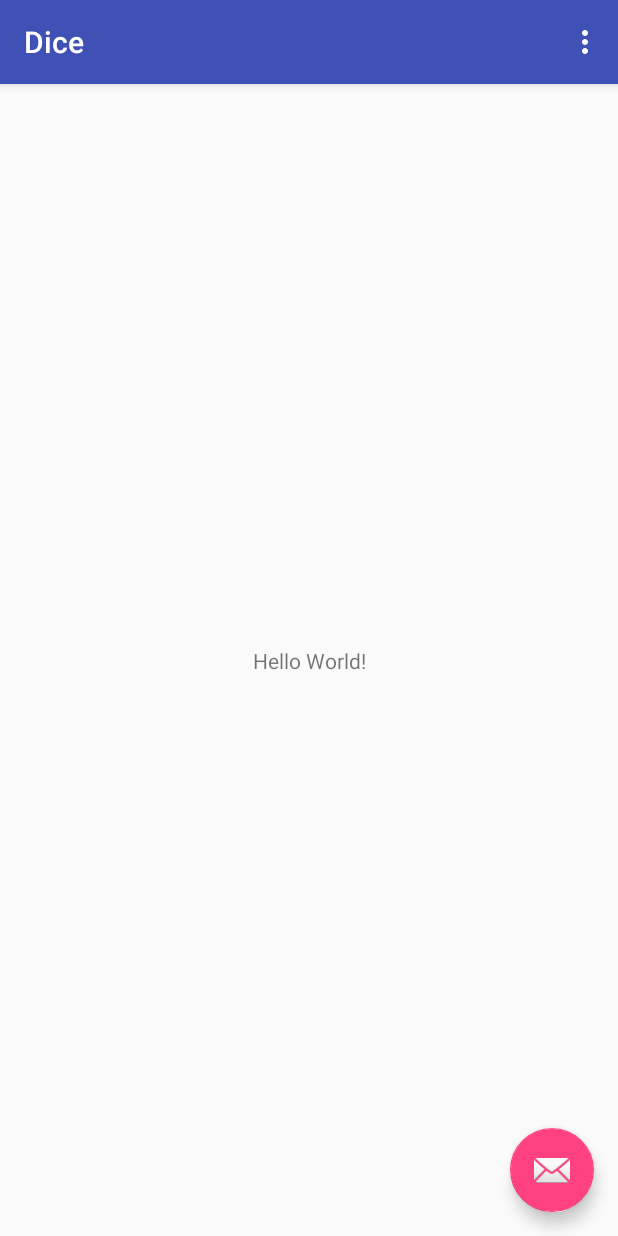
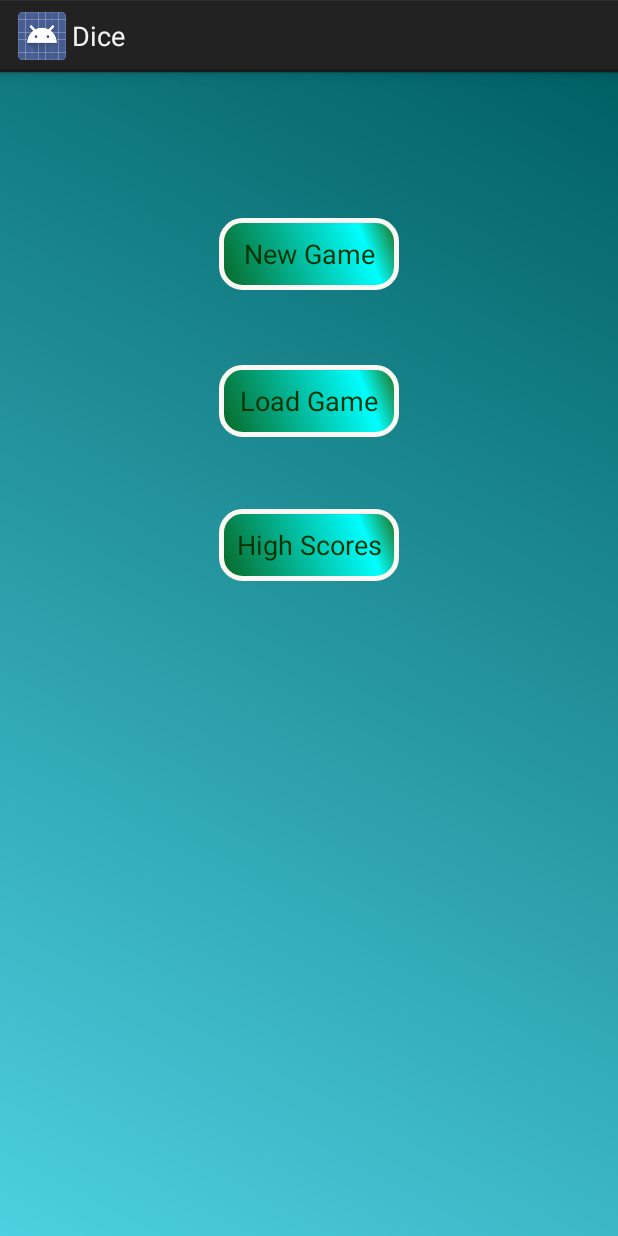
Before and after one commit to robertneville/Dice, an Android app: the screen it shows after launch (MainActivity), on a phone screen of 412 x 824 dp. Run offline under Robolectric (Android 15) with nearby library versions, the light colour scheme and no system bars.

Commit message:
set basaic look of layouts fcor game and home

```diff
--- a/app/build.gradle
+++ b/app/build.gradle
@@ -27,5 +27,6 @@ dependencies {
     compile 'com.android.support:appcompat-v7:25.3.1'
     compile 'com.android.support.constraint:constraint-layout:1.0.2'
     compile 'com.android.support:design:25.3.1'
+    compile 'com.android.support:support-v4:25.3.1'
     testCompile 'junit:junit:4.12'
 }
--- a/app/src/main/AndroidManifest.xml
+++ b/app/src/main/AndroidManifest.xml
@@ -1,6 +1,6 @@
 <?xml version="1.0" encoding="utf-8"?>
 <manifest xmlns:android="http://schemas.android.com/apk/res/android"
-    package="com.example.robert.dice" >
+    package="com.example.robert.dice">
 
     <application
         android:allowBackup="true"
@@ -8,11 +8,11 @@
         android:label="@string/app_name"
         android:roundIcon="@mipmap/ic_launcher_round"
         android:supportsRtl="true"
-        android:theme="@style/AppTheme" >
+        android:theme="@style/AppTheme">
         <activity
             android:name=".MainActivity"
             android:label="@string/app_name"
-            android:theme="@style/AppTheme.NoActionBar" >
+            android:theme="@style/AppTheme">
             <intent-filter>
                 <action android:name="android.intent.action.MAIN" />
 
--- /dev/null
+++ b/app/src/main/java/com/example/robert/dice/FragmentStart.java
@@ -0,0 +1,142 @@
+package com.example.robert.dice;
+
+import android.app.FragmentTransaction;
+import android.content.Context;
+import android.content.SharedPreferences;
+import android.os.Bundle;
+import android.app.Fragment;
+import android.view.LayoutInflater;
+import android.view.View;
+import android.view.ViewGroup;
+import android.widget.Button;
+import android.widget.EditText;
+import android.widget.Toast;
+
+public class FragmentStart extends Fragment {
+    //Decalre the buttons
+    Button mNewGame;
+    Button mLoadGame;
+    Button mHighScores;
+    //Give SharedPreferences files names and save to constants
+    public static final String GAME_STATE = "NewGameOrSaveDame";
+    public static final String SAVED_GAME_DATA = "SavedGameData";
+    public static final String HIGH_SCORES = "HighScoreData";
+    //this sends a 0 or 1. 0 for new game, 1 for load saved game
+    SharedPreferences mGameTypePreferecnes;
+    //make the SharedPreferences editor
+    SharedPreferences.Editor editor;
+    //this contains the last saved game data.
+    SharedPreferences mSavedGamePreferecnes;
+    //this is the games high scores
+    SharedPreferences mHighScoresPreferecnes;
+
+    public FragmentStart() {
+        // Required empty public constructor
+    }
+
+    @Override
+    public void onCreate(Bundle savedInstanceState) {
+        super.onCreate(savedInstanceState);
+    }
+
+    @Override
+    public View onCreateView(LayoutInflater inflater, ViewGroup container,
+                             Bundle savedInstanceState) {
+        // Inflate the layout for this fragment
+        View view = inflater.inflate(R.layout.fragment_start, container, false);
+        //instantiate SharedSettings and the editor
+        mGameTypePreferecnes = this.getActivity().getSharedPreferences(GAME_STATE,
+                Context.MODE_PRIVATE);
+        editor = mGameTypePreferecnes.edit();
+        //instantiate the saved game data
+        mSavedGamePreferecnes = this.getActivity().getSharedPreferences(SAVED_GAME_DATA,
+                Context.MODE_PRIVATE);
+        //instantiate the high score data
+        mHighScoresPreferecnes = this.getActivity().getSharedPreferences(HIGH_SCORES,
+                Context.MODE_PRIVATE);
+        //instantiate the buttons
+        InstantiatButtons(view);
+
+        return view;
+    }
+
+    /**
+     * Instantiate s button and sets listeners to each of them
+     * @param view This is the Layout that is loaded into main.java
+     */
+    private void InstantiatButtons(View view) {
+        mNewGame = (Button) view.findViewById(R.id.new_game);
+        mNewGame.setOnClickListener(new View.OnClickListener()
+        {
+            @Override
+            public void onClick(View v) {
+                NewGame(0);
+            }
+        });
+
+        mLoadGame = (Button) view.findViewById(R.id.load_game);
+        mLoadGame.setOnClickListener(new View.OnClickListener()
+        {
+            @Override
+            public void onClick(View v) {
+                if(mSavedGamePreferecnes.contains("saved_data")) {
+                    //setting mode to 1. This will load game data
+                    NewGame(1);
+                }
+                else {
+                    Toast.makeText(getActivity(), "No Saved Game. Loading New Game",
+                            Toast.LENGTH_SHORT).show();
+                    //no saved game. load new game
+                    NewGame(0);
+                }
+            }
+        });
+
+        mHighScores = (Button) view.findViewById(R.id.high_score);
+        mHighScores.setOnClickListener(new View.OnClickListener()
+        {
+            @Override
+            public void onClick(View v) {
+                if(mHighScoresPreferecnes.contains("high_scores")) {
+                    LoadHighScores();
+                }
+                else {
+                    Toast.makeText(getActivity(), "There are no high scores.",
+                            Toast.LENGTH_SHORT).show();
+                    LoadHighScores();
+                }
+            }
+        });
+    }
+
+    /**
+     * Loads a new or saved game
+     * @param gameMode If 0, it is a new game. If it is a 1 then it is a saved game
+     */
+    public void NewGame(int gameMode) {
+        //set game mode value
+        editor.putInt("game_mode", gameMode);
+        editor.apply();
+        //create a FragmentAGame fragment
+        FragmentGame gameFrag = new FragmentGame();
+        //make a transaction to replace existing fragment
+        FragmentTransaction ft = getFragmentManager().beginTransaction();
+        //put fragment into the container in activity_main.xml
+        ft.replace(R.id.main_frame_layout,gameFrag);
+        ft.setTransition(FragmentTransaction.TRANSIT_FRAGMENT_FADE);
+        ft.addToBackStack(null);
+        ft.commit();
+    }
+
+    public void LoadHighScores() {
+        //create a FragmentAGame fragment
+        FragmentScores highScoreFrag = new FragmentScores();
+        //make a transaction to replace existing fragment
+        FragmentTransaction ft = getFragmentManager().beginTransaction();
+        //put fragment into the container in activity_main.xml
+        ft.replace(R.id.main_frame_layout,highScoreFrag);
+        ft.setTransition(FragmentTransaction.TRANSIT_FRAGMENT_FADE);
+        ft.addToBackStack(null);
+        ft.commit();
+    }
+}
--- a/app/src/main/java/com/example/robert/dice/MainActivity.java
+++ b/app/src/main/java/com/example/robert/dice/MainActivity.java
@@ -1,52 +1,24 @@
 package com.example.robert.dice;
 
+import android.app.Activity;
+import android.app.FragmentTransaction;
 import android.os.Bundle;
-import android.support.design.widget.FloatingActionButton;
-import android.support.design.widget.Snackbar;
-import android.support.v7.app.AppCompatActivity;
-import android.support.v7.widget.Toolbar;
-import android.view.View;
-import android.view.Menu;
-import android.view.MenuItem;
 
-public class MainActivity extends AppCompatActivity {
+public class MainActivity extends Activity {
 
     @Override
     protected void onCreate(Bundle savedInstanceState) {
         super.onCreate(savedInstanceState);
         setContentView(R.layout.activity_main);
-        Toolbar toolbar = (Toolbar) findViewById(R.id.toolbar);
-        setSupportActionBar(toolbar);
+        //make a new fragment
+        FragmentStart startFrag = new FragmentStart();
+        //make a transaction to replace existing fragment
+        FragmentTransaction ft = getFragmentManager().beginTransaction();
+        //put fragment into the container in activity_main.xml
+        ft.replace(R.id.main_frame_layout,startFrag);
+        ft.setTransition(FragmentTransaction.TRANSIT_FRAGMENT_FADE);
+        ft.commit();
 
-       FloatingActionButton fab = (FloatingActionButton) findViewById(R.id.fab);
-        fab.setOnClickListener(new View.OnClickListener() {
-            @Override
-            public void onClick(View view) {
-                Snackbar.make(view, "Replace with your own action", Snackbar.LENGTH_LONG)
-                        .setAction("Action", null).show();
-            }
-        });
     }
 
-    @Override
-    public boolean onCreateOptionsMenu(Menu menu) {
-        // Inflate the menu; this adds items to the action bar if it is present.
-        getMenuInflater().inflate(R.menu.menu_main, menu);
-        return true;
-    }
-
-    @Override
-    public boolean onOptionsItemSelected(MenuItem item) {
-        // Handle action bar item clicks here. The action bar will
-        // automatically handle clicks on the Home/Up button, so long
-        // as you specify a parent activity in AndroidManifest.xml.
-        int id = item.getItemId();
-
-        //noinspection SimplifiableIfStatement
-        if (id == R.id.action_settings) {
-            return true;
-        }
-
-        return super.onOptionsItemSelected(item);
-    }
 }
--- /dev/null
+++ b/app/src/main/res/drawable/background.xml
@@ -0,0 +1,8 @@
+<?xml version="1.0" encoding="utf-8"?>
+<shape xmlns:android="http://schemas.android.com/apk/res/android"
+    android:shape="rectangle">
+    <gradient
+        android:startColor="#4DD0E1"
+        android:endColor="#006064"
+        android:angle="45"/>
+</shape>
--- /dev/null
+++ b/app/src/main/res/drawable/buttonshape.xml
@@ -0,0 +1,18 @@
+<?xml version="1.0" encoding="utf-8"?>
+<shape xmlns:android="http://schemas.android.com/apk/res/android" android:shape="rectangle" >
+    <corners
+        android:radius="14dp"
+        />
+    <gradient
+        android:angle="45"
+        android:centerX="80%"
+        android:centerColor="#00ffff"
+        android:startColor="#086624"
+        android:endColor="#22660D"
+        android:type="linear"
+        />
+    <stroke
+        android:width="3dp"
+        android:color="#FAF8F2"
+        />
+</shape>
--- a/app/src/main/res/layout/activity_main.xml
+++ b/app/src/main/res/layout/activity_main.xml
@@ -1,34 +1,15 @@
 <?xml version="1.0" encoding="utf-8"?>
-<android.support.design.widget.CoordinatorLayout
-    xmlns:android="http://schemas.android.com/apk/res/android"
-    xmlns:app="http://schemas.android.com/apk/res-auto"
+<LinearLayout xmlns:android="http://schemas.android.com/apk/res/android"
     xmlns:tools="http://schemas.android.com/tools"
     android:layout_width="match_parent"
     android:layout_height="match_parent"
     tools:context="com.example.robert.dice.MainActivity">
 
-    <android.support.design.widget.AppBarLayout
-        android:layout_height="wrap_content"
+    <FrameLayout
+        android:id="@+id/main_frame_layout"
         android:layout_width="match_parent"
-        android:theme="@style/AppTheme.AppBarOverlay">
+        android:layout_height="match_parent">
 
-        <android.support.v7.widget.Toolbar
-            android:id="@+id/toolbar"
-            android:layout_width="match_parent"
-            android:layout_height="?attr/actionBarSize"
-            android:background="?attr/colorPrimary"
-            app:popupTheme="@style/AppTheme.PopupOverlay" />
+    </FrameLayout>
 
-    </android.support.design.widget.AppBarLayout>
-
-    <include layout="@layout/content_main"/>
-
-    <android.support.design.widget.FloatingActionButton
-        android:id="@+id/fab"
-        android:layout_width="wrap_content"
-        android:layout_height="wrap_content"
-        android:layout_gravity="bottom|end"
-        android:layout_margin="@dimen/fab_margin"
-        app:srcCompat="@android:drawable/ic_dialog_email" />
-
-</android.support.design.widget.CoordinatorLayout>
+</LinearLayout>
--- a/app/src/main/res/layout/content_main.xml
+++ /dev/null
@@ -1,21 +0,0 @@
-<?xml version="1.0" encoding="utf-8"?>
-<android.support.constraint.ConstraintLayout
-    xmlns:android="http://schemas.android.com/apk/res/android"
-    xmlns:tools="http://schemas.android.com/tools"
-    xmlns:app="http://schemas.android.com/apk/res-auto"
-    android:layout_width="match_parent"
-    android:layout_height="match_parent"
-    app:layout_behavior="@string/appbar_scrolling_view_behavior"
-    tools:showIn="@layout/activity_main"
-    tools:context="com.example.robert.dice.MainActivity">
-
-    <TextView
-        android:layout_width="wrap_content"
-        android:layout_height="wrap_content"
-        android:text="Hello World!"
-        app:layout_constraintBottom_toBottomOf="parent"
-        app:layout_constraintLeft_toLeftOf="parent"
-        app:layout_constraintRight_toRightOf="parent"
-        app:layout_constraintTop_toTopOf="parent" />
-
-</android.support.constraint.ConstraintLayout>
--- /dev/null
+++ b/app/src/main/res/layout/fragment_start.xml
@@ -0,0 +1,58 @@
+<LinearLayout xmlns:android="http://schemas.android.com/apk/res/android"
+    xmlns:tools="http://schemas.android.com/tools"
+    android:layout_width="match_parent"
+    android:layout_height="match_parent"
+    android:background="@drawable/background"
+    android:orientation="vertical"
+    tools:context="com.example.robert.dice.FragmentStart">
+
+    <LinearLayout
+        android:layout_width="match_parent"
+        android:layout_height="wrap_content"
+        android:orientation="horizontal">
+
+    </LinearLayout>
+
+    <RelativeLayout
+        android:layout_width="match_parent"
+        android:layout_height="match_parent">
+
+        <Button
+            style="@style/homeButton"
+            android:id="@+id/load_game"
+            android:layout_width="120sp"
+            android:background="@drawable/buttonshape"
+            android:layout_height="wrap_content"
+            android:layout_below="@+id/new_game"
+            android:layout_centerHorizontal="true"
+            android:layout_marginTop="50dp"
+            android:text="@string/load_game" />
+
+        <Button
+            style="@style/homeButton"
+            android:id="@+id/new_game"
+            android:layout_width="120sp"
+            android:background="@drawable/buttonshape"
+            android:layout_height="wrap_content"
+            android:layout_alignLeft="@+id/load_game"
+            android:layout_alignParentTop="true"
+            android:layout_alignStart="@+id/load_game"
+            android:layout_marginTop="97dp"
+            android:text="@string/new_game" />
+
+        <Button
+            style="@style/homeButton"
+            android:id="@+id/high_score"
+            android:layout_width="120sp"
+            android:background="@drawable/buttonshape"
+            android:layout_height="wrap_content"
+            android:layout_alignLeft="@+id/load_game"
+            android:layout_alignStart="@+id/load_game"
+            android:layout_below="@+id/load_game"
+            android:layout_marginTop="48dp"
+            android:text="@string/high_scores" />
+
+    </RelativeLayout>
+
+
+</LinearLayout>
--- a/app/src/main/res/menu/menu_main.xml
+++ /dev/null
@@ -1,9 +0,0 @@
-<menu xmlns:android="http://schemas.android.com/apk/res/android"
-    xmlns:app="http://schemas.android.com/apk/res-auto"
-    xmlns:tools="http://schemas.android.com/tools"
-    tools:context="com.example.robert.dice.MainActivity" >
-    <item android:id="@+id/action_settings"
-        android:title="@string/action_settings"
-        android:orderInCategory="100"
-        app:showAsAction="never" />
-</menu>
--- a/app/src/main/res/values/strings.xml
+++ b/app/src/main/res/values/strings.xml
@@ -1,4 +1,10 @@
 <resources>
     <string name="app_name">Dice</string>
-    <string name="action_settings">Settings</string>
+    <string name="new_game">New Game</string>
+    <string name="load_game">Load Game</string>
+    <string name="high_scores">High Scores</string>
+
+    <!-- TODO: Remove or change this placeholder text -->
+    <string name="hello_blank_fragment">Hello blank fragment</string>
+
 </resources>
--- a/app/src/main/res/values/styles.xml
+++ b/app/src/main/res/values/styles.xml
@@ -1,17 +1,14 @@
 <resources>
 
     <!-- Base application theme. -->
-    <style name="AppTheme" parent="Theme.AppCompat.Light.DarkActionBar">
+    <style name="AppTheme" parent="android:Theme.Holo.Light.DarkActionBar">
         <!-- Customize your theme here. -->
-        <item name="colorPrimary">@color/colorPrimary</item>
-        <item name="colorPrimaryDark">@color/colorPrimaryDark</item>
-        <item name="colorAccent">@color/colorAccent</item>
     </style>
-    <style name="AppTheme.NoActionBar">
-        <item name="windowActionBar">false</item>
-        <item name="windowNoTitle">true</item>
+    <style name="homeButton">
+        <item name="android:textColor">#003300</item>
+        <item name="android:shadowColor">#A8A8A8</item>
+        <item name="android:shadowDx">0</item>
+        <item name="android:shadowDy">20</item>
     </style>
-    <style name="AppTheme.AppBarOverlay" parent="ThemeOverlay.AppCompat.Dark.ActionBar" />
-    <style name="AppTheme.PopupOverlay" parent="ThemeOverlay.AppCompat.Light" />
 
 </resources>
```
Also changed, not shown: app/src/main/java/com/example/robert/dice/Dice.java (added, +30 -0 lines), app/src/main/java/com/example/robert/dice/FragmentGame.java (added, +30 -0 lines), app/src/main/java/com/example/robert/dice/FragmentScores.java (added, +32 -0 lines), app/src/main/res/layout/fragment_game.xml (added, +187 -0 lines), app/src/main/res/layout/fragment_scores.xml (added, +13 -0 lines), 1 other file.
